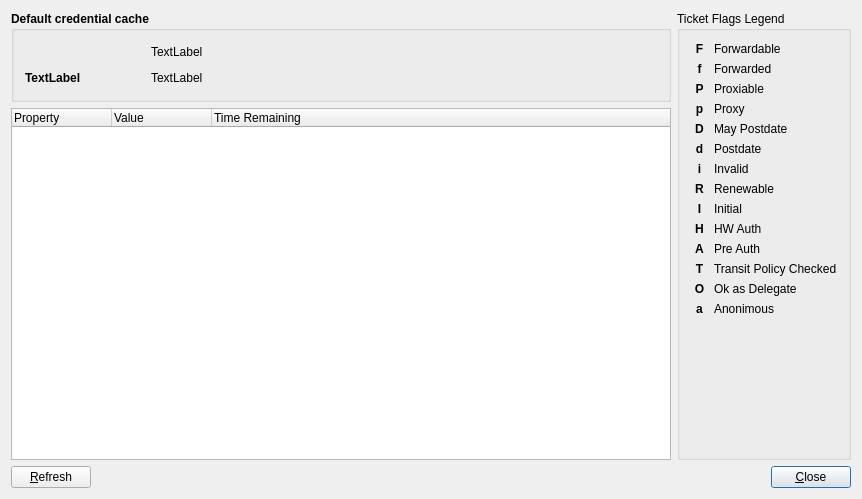
First picture: the form in src/mainwidget.ui, repository bas524/kerberos-ticket-watcher, before the edit.
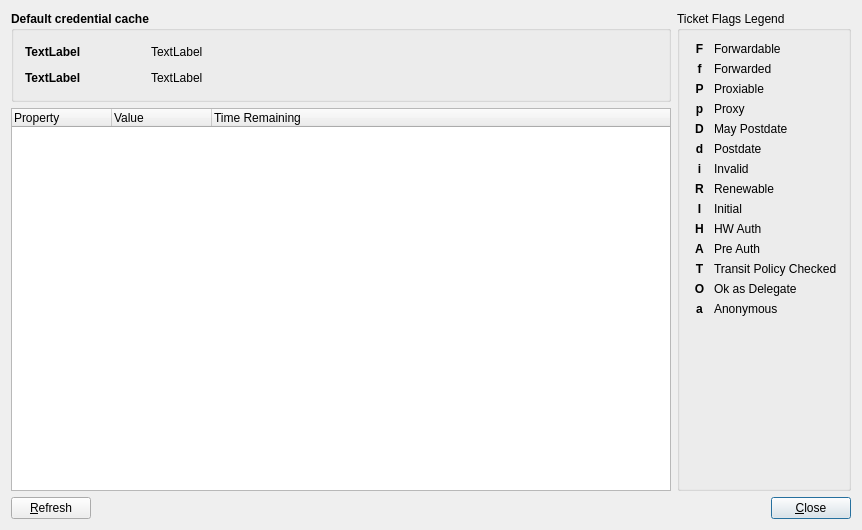
Second picture: the form after the edit.

Diff of the .ui file:
```diff
--- a/src/mainwidget.ui
+++ b/src/mainwidget.ui
@@ -7,7 +7,7 @@
     <x>0</x>
     <y>0</y>
     <width>862</width>
-    <height>499</height>
+    <height>530</height>
    </rect>
   </property>
   <property name="windowTitle">
@@ -62,7 +62,7 @@
               </font>
              </property>
              <property name="text">
-              <string/>
+              <string>TextLabel</string>
              </property>
              <property name="wordWrap">
               <bool>false</bool>
@@ -658,7 +658,7 @@
            <item>
             <widget class="QLabel" name="labelAnonimous">
              <property name="text">
-              <string>Anonimous</string>
+              <string>Anonymous</string>
              </property>
             </widget>
            </item>
```
Left out of the diff: 85 changed lines with no effect on the pictures.
